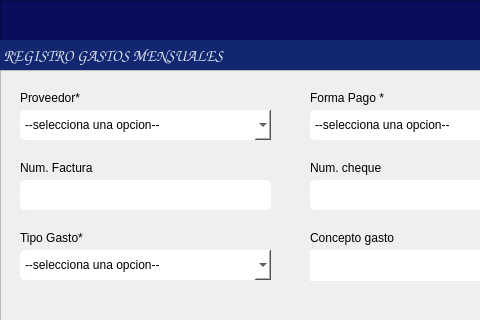
alucard8130/gac_py_V1.02, file gui/formRegGastos.ui: the form before one commit; both pictures show x 0 to 480 and y 0 to 320 of the 585 by 460 pixel window.
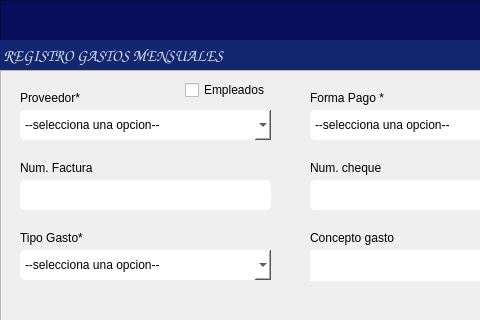
The form after the commit. Icons and pictures are not drawn.

```diff
--- a/gui/formRegGastos.ui
+++ b/gui/formRegGastos.ui
@@ -567,6 +567,19 @@
      <string>Num. cheque</string>
     </property>
    </widget>
+   <widget class="QCheckBox" name="checkBoxEmpleados">
+    <property name="geometry">
+     <rect>
+      <x>185</x>
+      <y>10</y>
+      <width>81</width>
+      <height>20</height>
+     </rect>
+    </property>
+    <property name="text">
+     <string>Empleados</string>
+    </property>
+   </widget>
   </widget>
  </widget>
  <resources/>
```
Left out of the diff: 2 changed lines with no effect on the pictures.
